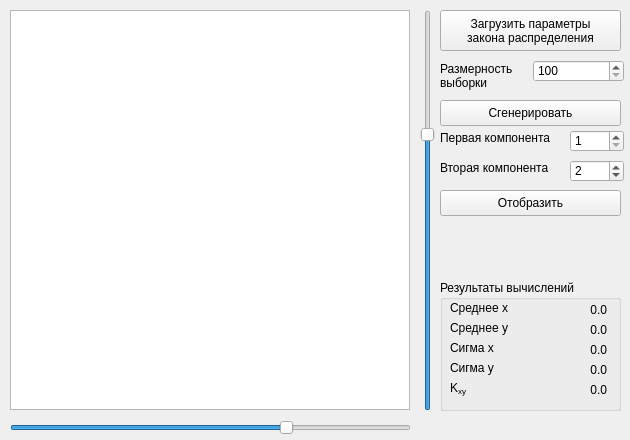
Before: the Qt Designer form mainwindow.ui in lifchicker/pattern-recognition-lab-3, drawn with Qt 5.
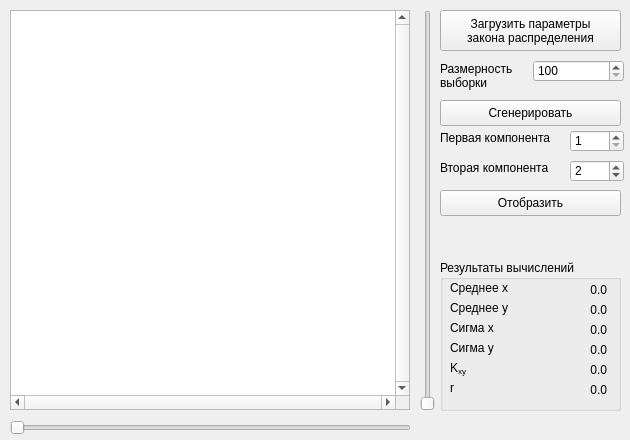
After: the same form once the commit is applied.

Commit message:
mainwindow.cpp:     Fixed some memory leaks.     Fixed y axis direction.     Fixed getting of vector number.     "r" recalculates only if recalculates all values;     Bug: QSpinBox::setMaximum have no affect.     Some refactoring work.
mainwindow.ui:
    Added labels for showing "r" value;

```diff
--- a/mainwindow.ui
+++ b/mainwindow.ui
@@ -39,10 +39,10 @@
      </rect>
     </property>
     <property name="verticalScrollBarPolicy">
-     <enum>Qt::ScrollBarAlwaysOff</enum>
+     <enum>Qt::ScrollBarAlwaysOn</enum>
     </property>
     <property name="horizontalScrollBarPolicy">
-     <enum>Qt::ScrollBarAlwaysOff</enum>
+     <enum>Qt::ScrollBarAlwaysOn</enum>
     </property>
    </widget>
    <widget class="QSlider" name="zoomY">
@@ -64,7 +64,7 @@
      <number>1</number>
     </property>
     <property name="value">
-     <number>70</number>
+     <number>1</number>
     </property>
     <property name="orientation">
      <enum>Qt::Vertical</enum>
@@ -215,9 +215,9 @@
     <property name="geometry">
      <rect>
       <x>440</x>
-      <y>280</y>
+      <y>260</y>
       <width>181</width>
-      <height>131</height>
+      <height>151</height>
      </rect>
     </property>
     <property name="title">
@@ -372,6 +372,35 @@
       <set>Qt::AlignRight|Qt::AlignTrailing|Qt::AlignVCenter</set>
      </property>
     </widget>
+    <widget class="QLabel" name="label_9">
+     <property name="geometry">
+      <rect>
+       <x>10</x>
+       <y>120</y>
+       <width>57</width>
+       <height>16</height>
+      </rect>
+     </property>
+     <property name="text">
+      <string>r</string>
+     </property>
+    </widget>
+    <widget class="QLabel" name="labelR">
+     <property name="geometry">
+      <rect>
+       <x>86</x>
+       <y>120</y>
+       <width>81</width>
+       <height>20</height>
+      </rect>
+     </property>
+     <property name="text">
+      <string>0.0</string>
+     </property>
+     <property name="alignment">
+      <set>Qt::AlignRight|Qt::AlignTrailing|Qt::AlignVCenter</set>
+     </property>
+    </widget>
    </widget>
    <widget class="QSlider" name="zoomX">
     <property name="geometry">
@@ -389,7 +418,7 @@
      <number>100</number>
     </property>
     <property name="value">
-     <number>70</number>
+     <number>1</number>
     </property>
     <property name="orientation">
      <enum>Qt::Horizontal</enum>
```
The commit also changes 2 other files.
